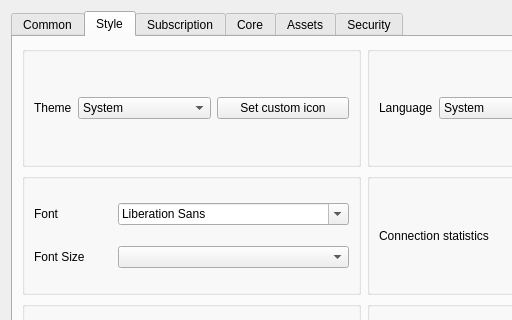
Old version of the form include/ui/setting/dialog_basic_settings.ui in the repository shengmo0210/Throne; both pictures show x 0 to 512 and y 0 to 320 of the 728 by 472 pixel window.
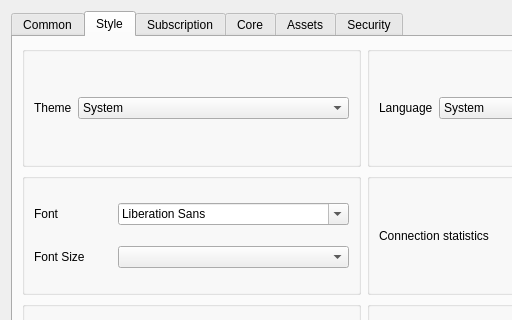
New version of the form. The open tabs and pages were chosen to show the change. Custom widgets are drawn as their Qt base class.

```diff
--- a/include/ui/setting/dialog_basic_settings.ui
+++ b/include/ui/setting/dialog_basic_settings.ui
@@ -416,19 +416,6 @@
               </item>
              </widget>
             </item>
-            <item>
-             <widget class="QPushButton" name="set_custom_icon">
-              <property name="sizePolicy">
-               <sizepolicy hsizetype="Preferred" vsizetype="Fixed">
-                <horstretch>0</horstretch>
-                <verstretch>0</verstretch>
-               </sizepolicy>
-              </property>
-              <property name="text">
-               <string>Set custom icon</string>
-              </property>
-             </widget>
-            </item>
            </layout>
           </widget>
          </item>
```
Left out of the diff: 6 changed lines with no effect on the pictures.
